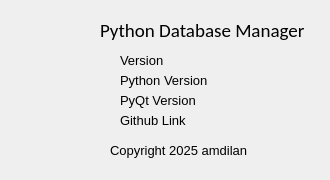
This is ui/about.ui in amdilan/DatabaseManager-python as Qt 5 draws it before an edit. The edited form follows.
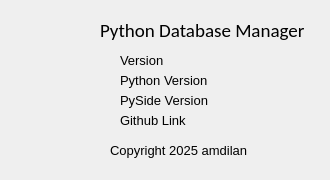
This is the edited form. Icons and pictures are not drawn.

```diff
--- a/ui/about.ui
+++ b/ui/about.ui
@@ -97,7 +97,7 @@
     </font>
    </property>
    <property name="text">
-    <string>PyQt Version</string>
+    <string>PySide Version</string>
    </property>
   </widget>
   <widget class="QLabel" name="labelPyVersion">
```
Left out of the diff: 2 changed lines with no effect on the pictures.
